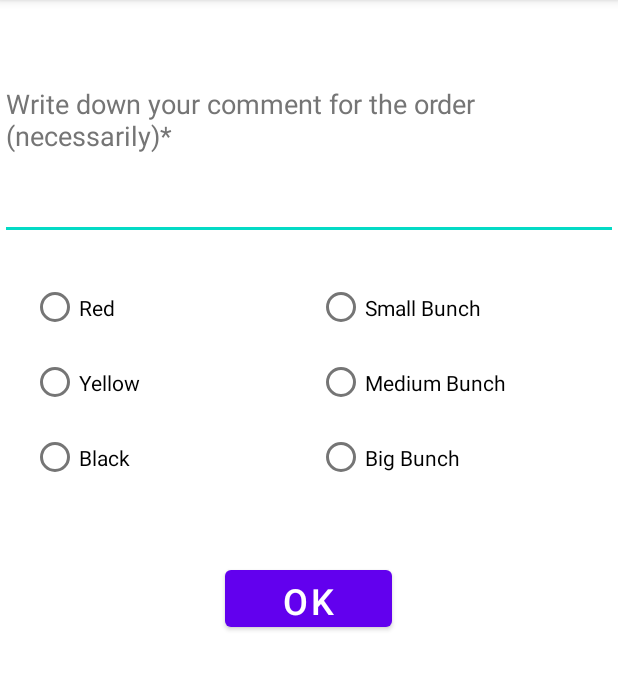
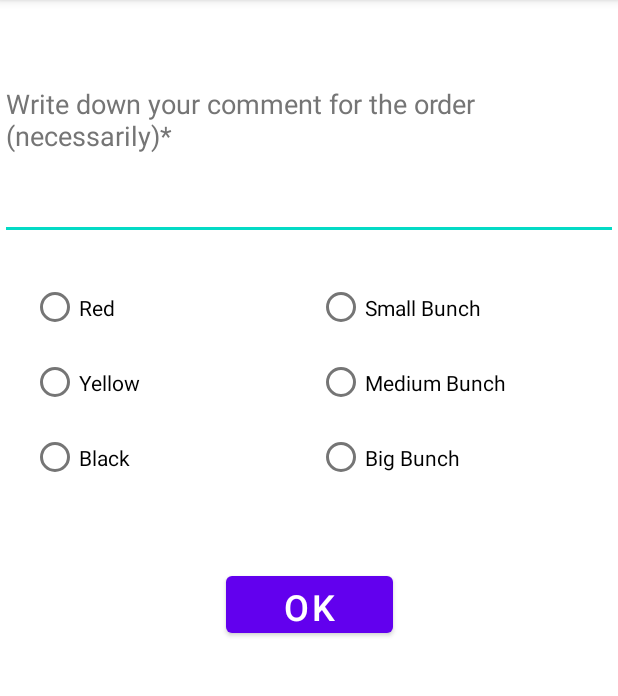
Before and after one commit to cyberpOOP/IO-03_Vlad_Haidysh_Android, an Android app: the fragment InputFragment shown on its own in the app's theme, on a phone screen of 412 x 824 dp, the part 84-780 px from its top. Run offline under Robolectric (Android 15) with nearby library versions, the phone set to English and light mode, and no system bars.

Commit message:
interface done

```diff
--- a/Lab2/app/src/main/res/layout/fragment_input.xml
+++ b/Lab2/app/src/main/res/layout/fragment_input.xml
@@ -82,14 +82,14 @@
             android:id="@+id/button"
             android:layout_width="111dp"
             android:layout_height="50dp"
+            android:layout_marginTop="170dp"
+            android:text="@string/ButtonOK"
             android:textSize="24sp"
-            android:text="@string/ButtonOK"
             app:layout_constraintBottom_toBottomOf="parent"
             app:layout_constraintEnd_toEndOf="parent"
-            app:layout_constraintHorizontal_bias="0.498"
             app:layout_constraintStart_toStartOf="parent"
             app:layout_constraintTop_toBottomOf="@+id/textInputEditText"
-            app:layout_constraintVertical_bias="0.384" />
+            app:layout_constraintVertical_bias="0.123" />
 
     </androidx.constraintlayout.widget.ConstraintLayout>
 
```
Also changed, not shown: Lab2/app/src/main/res/layout/activity_main.xml (+4 -8 lines).
